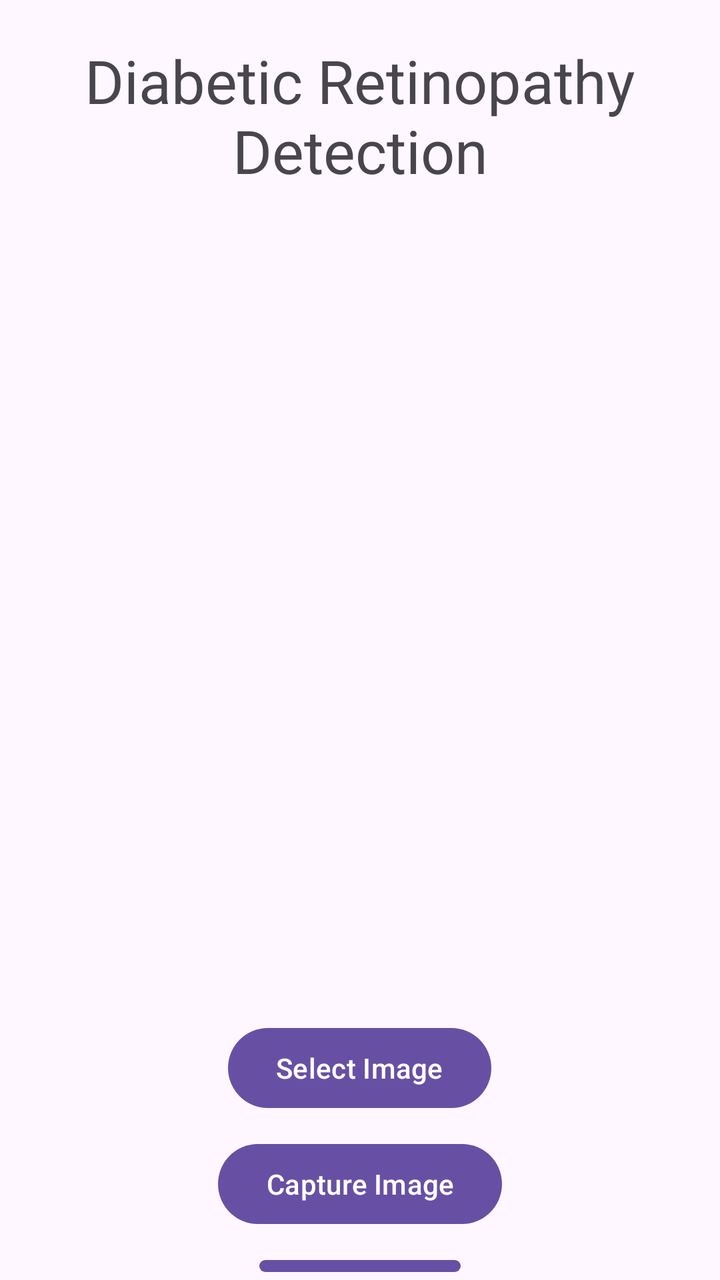
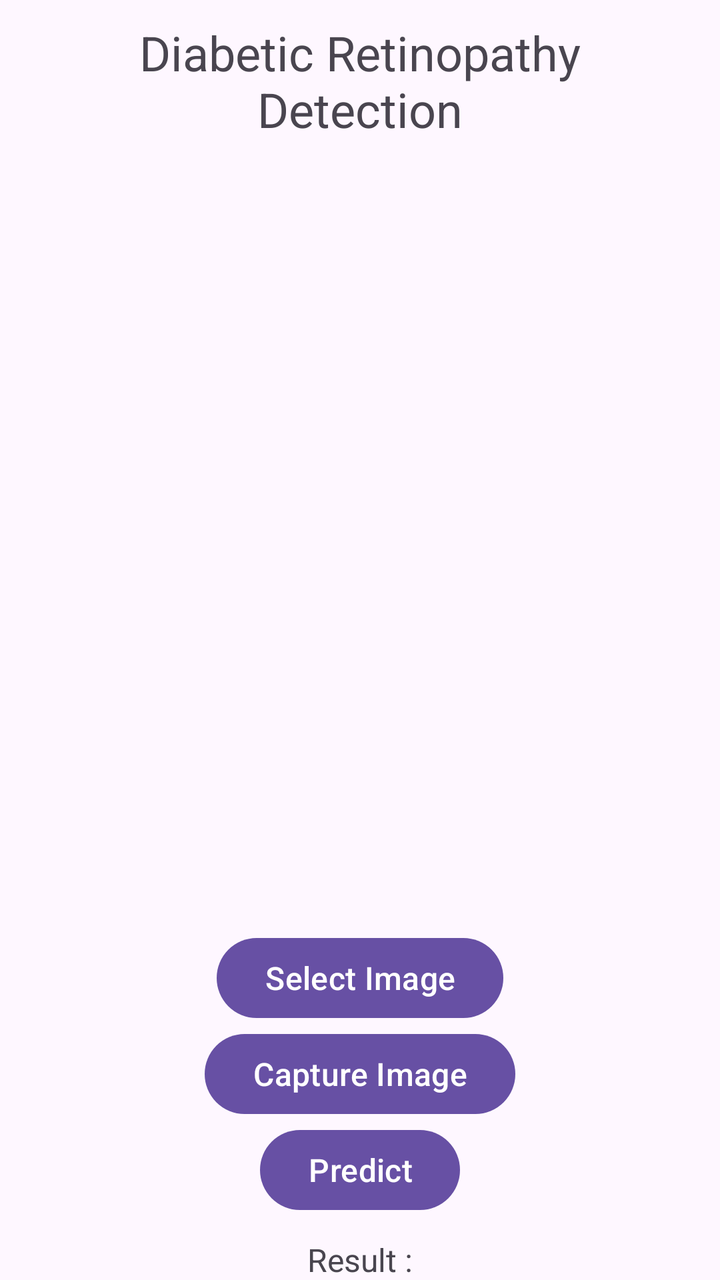

Screens rendered from an Android XML layout before and after an edit, with the pre-edit source and the edit as a unified diff.
<!-- AndroidManifest.xml: application theme Theme.Diabetic -->
<!-- res/layout/activity_main.xml -->
<?xml version="1.0" encoding="utf-8"?>
<RelativeLayout xmlns:android="http://schemas.android.com/apk/res/android"
    xmlns:app="http://schemas.android.com/apk/res-auto"
    xmlns:tools="http://schemas.android.com/tools"
    android:layout_width="match_parent"
    android:layout_height="match_parent"
    tools:context=".MainActivity">

    <TextView
        android:id="@+id/title"
        android:layout_width="match_parent"
        android:layout_height="80dp"
        android:text="Diabetic Retinopathy\nDetection"
        android:textSize="30dp"
        android:textAlignment="center"
        android:layout_marginTop="20dp"
        />

    <ImageView
        android:id="@+id/imageView"
        android:layout_width="380dp"
        android:layout_height="380dp"
        android:layout_below="@id/title"
        android:layout_centerHorizontal="true"
        android:layout_marginTop="20dp"
        />

    <Button
        android:id="@+id/selectBtn"
        android:layout_width="wrap_content"
        android:layout_height="wrap_content"
        android:text="Select Image"
        android:layout_below="@id/imageView"
        android:layout_centerHorizontal="true"
        android:layout_marginTop="10dp"
        />

    <Button
        android:id="@+id/captureBtn"
        android:layout_width="wrap_content"
        android:layout_height="wrap_content"
        android:text="Capture Image"
        android:layout_below="@id/selectBtn"
        android:layout_centerHorizontal="true"
        android:layout_marginTop="10dp"
        />

    <Button
        android:id="@+id/predictBtn"
        android:layout_width="wrap_content"
        android:layout_height="wrap_content"
        android:text="Prediksi"
        android:layout_below="@id/captureBtn"
        android:layout_centerHorizontal="true"
        android:layout_marginTop="10dp"
        />

    <TextView
        android:id="@+id/resultLabel"
        android:layout_width="match_parent"
        android:layout_height="30dp"
        android:text="Result : "
        android:textSize="16dp"
        android:layout_below="@id/predictBtn"
        android:textAlignment="center"
        android:layout_marginTop="10dp"
        />

    <TextView
        android:id="@+id/result"
        android:layout_width="match_parent"
        android:layout_height="60dp"
        android:text=""
        android:textSize="16dp"
        android:layout_below="@id/resultLabel"
        android:textAlignment="center"
        />

</RelativeLayout>
<!-- resources referenced by this layout -->
<resources>
  <style name="Theme.Diabetic" parent="Base.Theme.Diabetic" />
  <style name="Base.Theme.Diabetic" parent="Theme.Material3.DayNight.NoActionBar">
          
          
      </style>
</resources>

<!-- the commit's change to res/layout/activity_main.xml (unified diff, before → after) -->
@@ -1,66 +1,67 @@
 <?xml version="1.0" encoding="utf-8"?>
 <RelativeLayout xmlns:android="http://schemas.android.com/apk/res/android"
-    xmlns:app="http://schemas.android.com/apk/res-auto"
     xmlns:tools="http://schemas.android.com/tools"
     android:layout_width="match_parent"
     android:layout_height="match_parent"
     tools:context=".MainActivity">
 
     <TextView
-        android:id="@+id/title"
+        android:id="@+id/titleMain"
         android:layout_width="match_parent"
-        android:layout_height="80dp"
-        android:text="Diabetic Retinopathy\nDetection"
-        android:textSize="30dp"
+        android:layout_height="60dp"
+        android:text="@string/titleApp"
+        android:textSize="24sp"
         android:textAlignment="center"
-        android:layout_marginTop="20dp"
+        android:layout_marginTop="10dp"
         />
 
     <ImageView
         android:id="@+id/imageView"
         android:layout_width="380dp"
         android:layout_height="380dp"
-        android:layout_below="@id/title"
+        android:layout_below="@id/titleMain"
         android:layout_centerHorizontal="true"
-        android:layout_marginTop="20dp"
+        android:layout_marginTop="10dp"
+        android:contentDescription="@string/imageLogoCredit"
         />
 
     <Button
         android:id="@+id/selectBtn"
         android:layout_width="wrap_content"
         android:layout_height="wrap_content"
-        android:text="Select Image"
+        android:text="@string/selectBtnLbl"
+        android:textSize="16sp"
         android:layout_below="@id/imageView"
         android:layout_centerHorizontal="true"
-        android:layout_marginTop="10dp"
+        android:layout_marginTop="5dp"
         />
 
     <Button
         android:id="@+id/captureBtn"
         android:layout_width="wrap_content"
         android:layout_height="wrap_content"
-        android:text="Capture Image"
+        android:text="@string/captureBtnLbl"
+        android:textSize="16sp"
         android:layout_below="@id/selectBtn"
         android:layout_centerHorizontal="true"
-        android:layout_marginTop="10dp"
         />
 
     <Button
         android:id="@+id/predictBtn"
         android:layout_width="wrap_content"
         android:layout_height="wrap_content"
-        android:text="Prediksi"
+        android:text="@string/predictBtnLbl"
+        android:textSize="16sp"
         android:layout_below="@id/captureBtn"
         android:layout_centerHorizontal="true"
-        android:layout_marginTop="10dp"
         />
 
     <TextView
         android:id="@+id/resultLabel"
         android:layout_width="match_parent"
         android:layout_height="30dp"
-        android:text="Result : "
-        android:textSize="16dp"
+        android:text="@string/resultLbl"
+        android:textSize="16sp"
         android:layout_below="@id/predictBtn"
         android:textAlignment="center"
         android:layout_marginTop="10dp"
@@ -71,7 +72,7 @@
         android:layout_width="match_parent"
         android:layout_height="60dp"
         android:text=""
-        android:textSize="16dp"
+        android:textSize="16sp"
         android:layout_below="@id/resultLabel"
         android:textAlignment="center"
         />
<!-- resource entries referenced after the edit -->
@@ -1,5 +1,11 @@
 <!-- resources referenced by this layout -->
 <resources>
+  <string name="captureBtnLbl">Capture Image</string>
+  <string name="imageLogoCredit">Application Logo</string>
+  <string name="predictBtnLbl">Predict</string>
+  <string name="resultLbl">Result : </string>
+  <string name="selectBtnLbl">Select Image</string>
+  <string name="titleApp">Diabetic Retinopathy\nDetection</string>
   <style name="Theme.Diabetic" parent="Base.Theme.Diabetic" />
   <style name="Base.Theme.Diabetic" parent="Theme.Material3.DayNight.NoActionBar">
           
